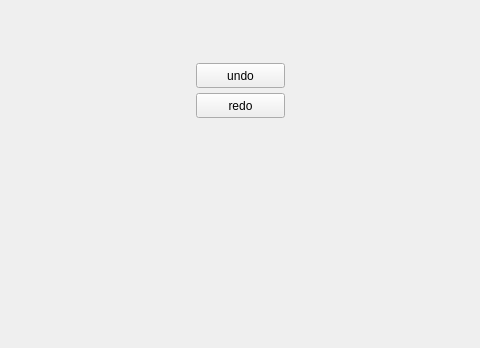
This is mainwindow.ui in LeaSerrano/Leatina-generation-terrain as Qt 5 draws it before an edit; both pictures show x 144 to 624 and y 387 to 735 of the 868 by 735 pixel window. The edited form follows.
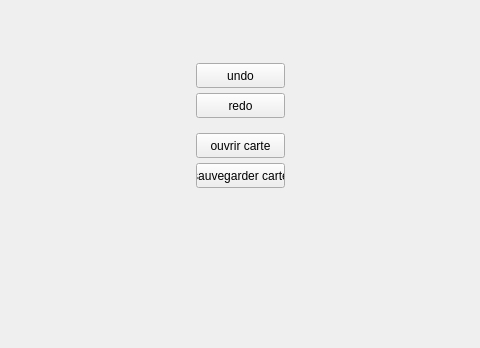
This is the edited form.

Commit message: Ajout sauvegarde carte ou ouverture carte

```diff
--- a/mainwindow.ui
+++ b/mainwindow.ui
@@ -128,6 +128,32 @@
      <string>redo</string>
     </property>
    </widget>
+   <widget class="QPushButton" name="button_save_map">
+    <property name="geometry">
+     <rect>
+      <x>340</x>
+      <y>550</y>
+      <width>89</width>
+      <height>25</height>
+     </rect>
+    </property>
+    <property name="text">
+     <string>sauvegarder carte</string>
+    </property>
+   </widget>
+   <widget class="QPushButton" name="button_open_map">
+    <property name="geometry">
+     <rect>
+      <x>340</x>
+      <y>520</y>
+      <width>89</width>
+      <height>25</height>
+     </rect>
+    </property>
+    <property name="text">
+     <string>ouvrir carte</string>
+    </property>
+   </widget>
   </widget>
   <widget class="QMenuBar" name="menubar">
    <property name="geometry">
```
The commit also changes 12 other files.
